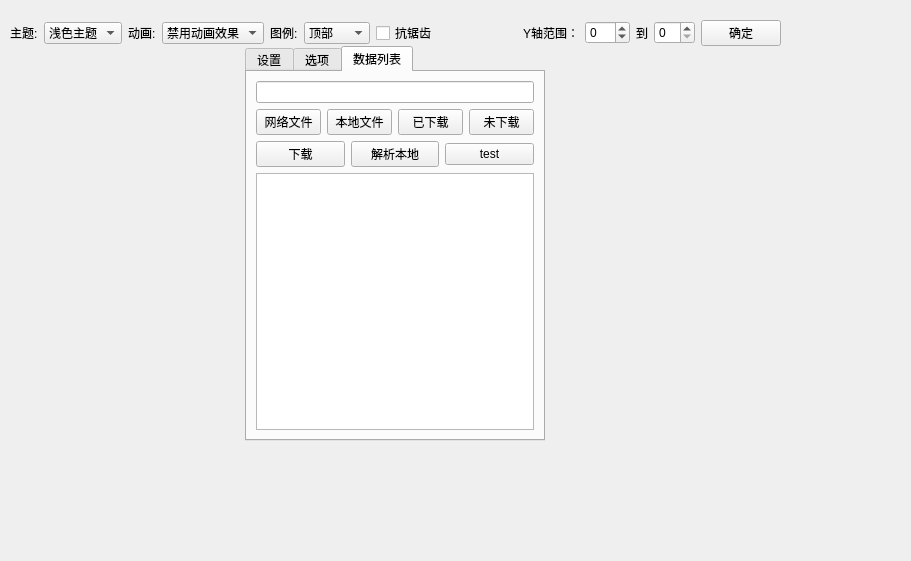
Before: the Qt Designer form QtClient/ui/DataView.ui in imtangsheng/QtClient, drawn with Qt 5.
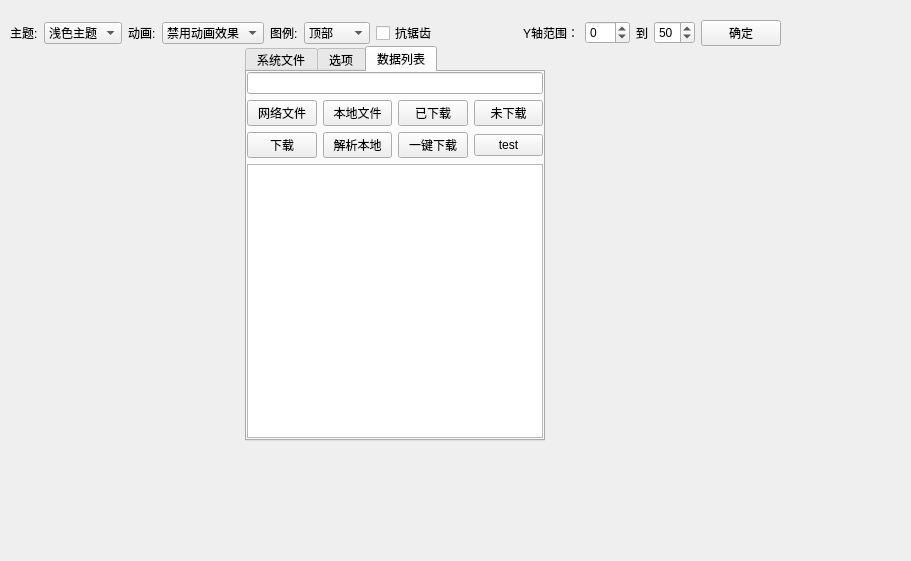
After: the same form once the commit is applied. Icons and pictures are not drawn.

Commit message: 1.主界面和下载界面模块ui文件优化，布局修改，信号槽连接。 2.文件模块实现网络下载，逻辑优化。文件正则表达式过滤。

What changed in the file:
```diff
--- a/QtClient/ui/DataView.ui
+++ b/QtClient/ui/DataView.ui
@@ -227,7 +227,11 @@
          </widget>
         </item>
         <item>
-         <widget class="QSpinBox" name="spinBox_axisYRangeMax"/>
+         <widget class="QSpinBox" name="spinBox_axisYRangeMax">
+          <property name="value">
+           <number>50</number>
+          </property>
+         </widget>
         </item>
         <item>
          <widget class="QPushButton" name="pushButton_axisYsetRange">
@@ -293,7 +297,7 @@
            <normaloff>:/asset/dataview/Tools.svg</normaloff>:/asset/dataview/Tools.svg</iconset>
          </attribute>
          <attribute name="title">
-          <string>设置</string>
+          <string>系统文件</string>
          </attribute>
          <layout class="QVBoxLayout" name="verticalLayout_2">
           <item>
@@ -472,7 +476,19 @@
          <attribute name="title">
           <string>数据列表</string>
          </attribute>
-         <layout class="QVBoxLayout" name="verticalLayout_3">
+         <layout class="QVBoxLayout" name="verticalLayout_3" stretch="0,0,0,10,0,0">
+          <property name="leftMargin">
+           <number>0</number>
+          </property>
+          <property name="topMargin">
+           <number>0</number>
+          </property>
+          <property name="rightMargin">
+           <number>0</number>
+          </property>
+          <property name="bottomMargin">
+           <number>0</number>
+          </property>
           <item>
            <widget class="QLineEdit" name="lineEdit_rootPath_filesNetwork">
             <property name="text">
@@ -528,6 +544,13 @@
               </property>
              </widget>
             </item>
+            <item>
+             <widget class="QPushButton" name="pushButton_downloadFilesFronLinks">
+              <property name="text">
+               <string>一键下载</string>
+              </property>
+             </widget>
+            </item>
             <item>
              <widget class="QPushButton" name="pushButton_filesNetwork_test">
               <property name="text">
@@ -538,7 +561,31 @@
            </layout>
           </item>
           <item>
-           <widget class="QListView" name="listView_filesNetwork"/>
+           <widget class="QListView" name="listView_filesNetwork">
+            <property name="minimumSize">
+             <size>
+              <width>0</width>
+              <height>36</height>
+             </size>
+            </property>
+           </widget>
+          </item>
+          <item>
+           <spacer name="verticalSpacer_2">
+            <property name="orientation">
+             <enum>Qt::Vertical</enum>
+            </property>
+            <property name="sizeType">
+             <enum>QSizePolicy::Minimum</enum>
+            </property>
+           </spacer>
+          </item>
+          <item>
+           <layout class="QVBoxLayout" name="verticalLayout_download">
+            <property name="spacing">
+             <number>0</number>
+            </property>
+           </layout>
           </item>
          </layout>
         </widget>
```
The commit also changes 12 other files.
